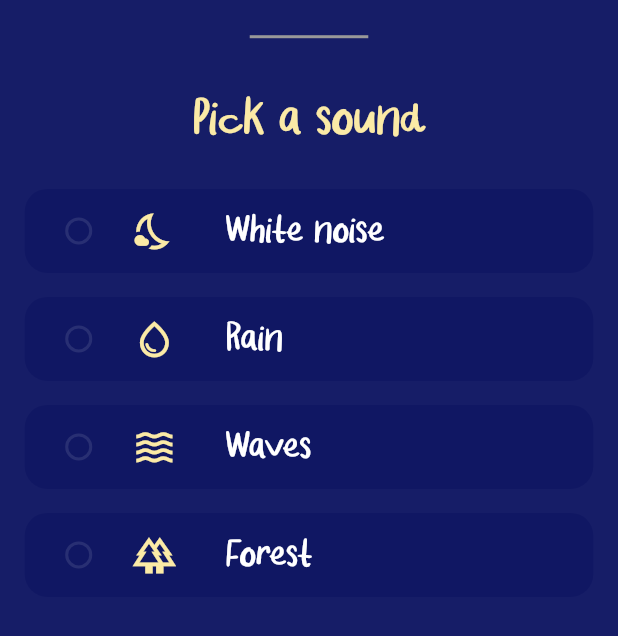
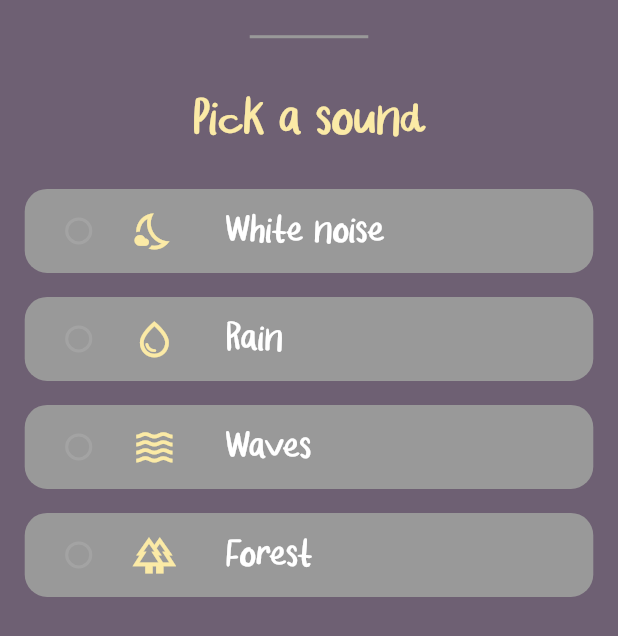
Before and after one commit to Yarden-Tal/Sleep-Buddy, a Flutter app: the SettingsBottomSheet widget shown alone on an empty page, opened directly with empty values, on a phone screen of 412 x 824 dp. Shown: the top 636 px of the screen. Run offline on Flutter 3.47's test engine with Material 2 defaults, Android fonts, the phone set to English and light mode, and no system bars; our stand-ins replace audioplayers.

Commit message:
added dark mode, still need colors update

```diff
--- a/lib/widgets/sheets/settings_bottom_sheet.dart
+++ b/lib/widgets/sheets/settings_bottom_sheet.dart
@@ -8,11 +8,13 @@ import 'package:white_noise/utils/sound_utils.dart';
 class SettingsBottomSheet extends StatefulWidget {
   final dynamic changeSound;
   final int selectedSoundIndex;
+  final bool isDarkMode;
 
   const SettingsBottomSheet({
     super.key,
     required this.changeSound,
     required this.selectedSoundIndex,
+    required this.isDarkMode,
   });
 
   @override
@@ -37,7 +39,9 @@ class SettingsBottomSheetState extends State<SettingsBottomSheet> {
   @override
   Widget build(BuildContext context) {
     return Container(
-        decoration: const BoxDecoration(color: Color.fromARGB(247, 15, 22, 98)),
+        decoration: BoxDecoration(
+          color: widget.isDarkMode ? const Color.fromARGB(247, 15, 22, 98) : LightModeColors.primaryColorLight,
+        ),
         padding: EdgeInsets.all(width(context) * 0.04),
         child: ListView(
           children: [
@@ -66,8 +70,9 @@ class SettingsBottomSheetState extends State<SettingsBottomSheet> {
   Widget _radioButton(int index, String soundName, IconData icon) {
     return Wrap(children: [
       Container(
-        decoration:
-            const BoxDecoration(color: Color.fromARGB(208, 15, 22, 98), borderRadius: BorderRadius.all(Radius.circular(15))),
+        decoration: BoxDecoration(
+            color: widget.isDarkMode ? const Color.fromARGB(208, 15, 22, 98) : ConfigColors.disabledBtn,
+            borderRadius: BorderRadius.all(Radius.circular(15))),
         child: RadioListTile(
             value: index,
             groupValue: selectedSound,
```
Also changed, not shown: lib/widgets/home_page.dart (+5 -13 lines), lib/widgets/play_button.dart (+4 -11 lines).
